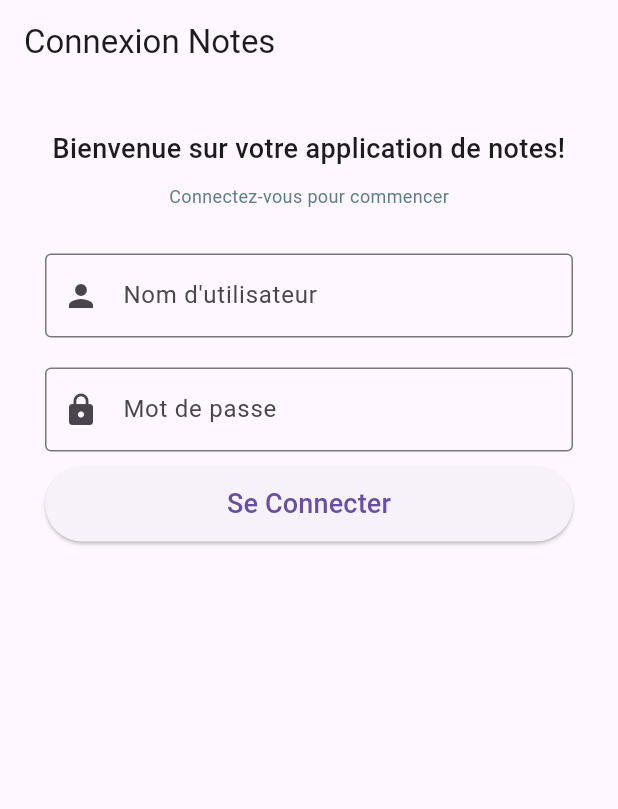
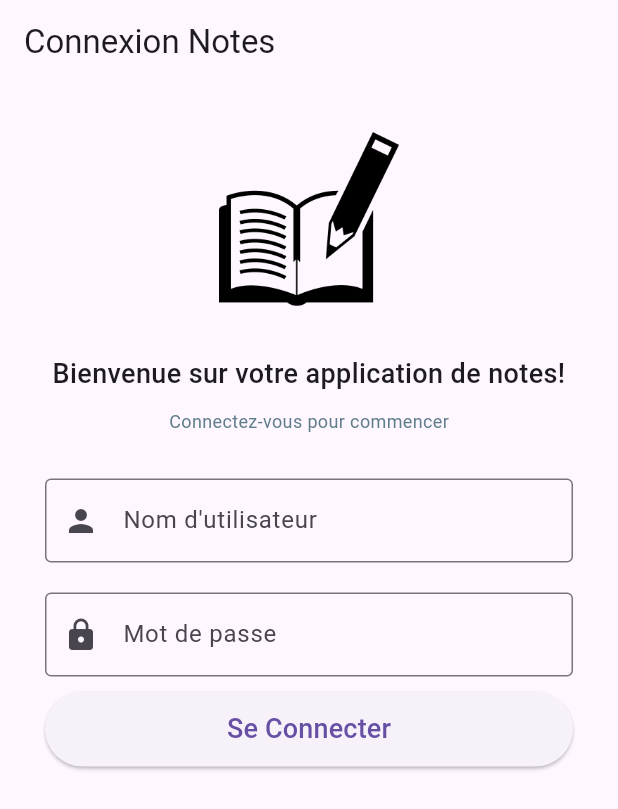
Before and after one commit to Uxer-bd/NoteApp, a Flutter app: the screen it shows after launch, on a phone screen of 412 x 824 dp. Shown: the top 809 px of the screen. Run offline on Flutter 3.47's test engine with Material 3 defaults, Android fonts, the phone set to English and light mode, and no system bars; our stand-ins replace sqflite; accounts and stored records are empty.

```diff
--- a/lib/interface_connexion.dart
+++ b/lib/interface_connexion.dart
@@ -53,6 +53,11 @@ class _LoginScreenState extends State<LoginScreen> {
           mainAxisSize: MainAxisSize.min,
           mainAxisAlignment: MainAxisAlignment.center,
           children: [
+            Image.asset(
+              'assets/images/image4.png',
+              height: 120,
+            ),
+            const SizedBox(height: 30),
             const Text(
               'Bienvenue sur votre application de notes!',
               style: TextStyle(fontSize: 18, fontWeight: FontWeight.w500),
--- a/pubspec.yaml
+++ b/pubspec.yaml
@@ -56,7 +56,7 @@ dev_dependencies:
 flutter:
 
   assets:
-    - assets/images/
+    - assets/images/image4.png
 
   # The following line ensures that the Material Icons font is
   # included with your application, so that you can use the icons in
```
Also changed, not shown: assets/images/image4.png (added).
